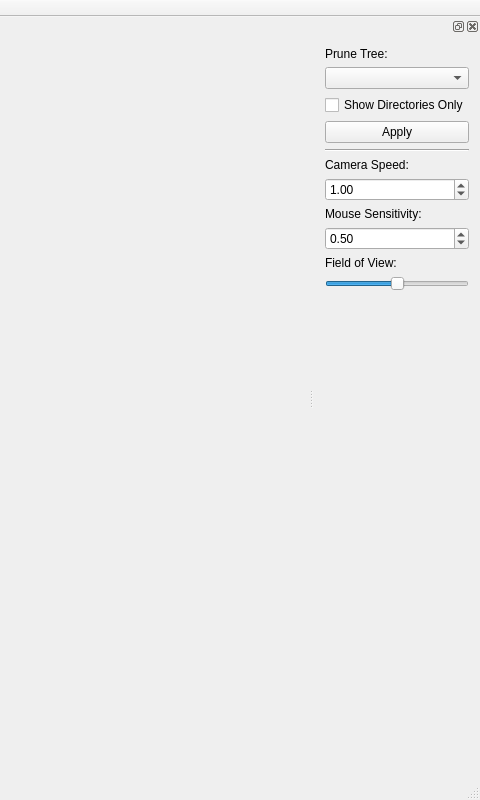
Old version of the form mainwindow.ui in the repository TimSevereijns/D-Viz; both pictures show x 720 to 1200 and y 0 to 800 of the 1200 by 800 pixel window.
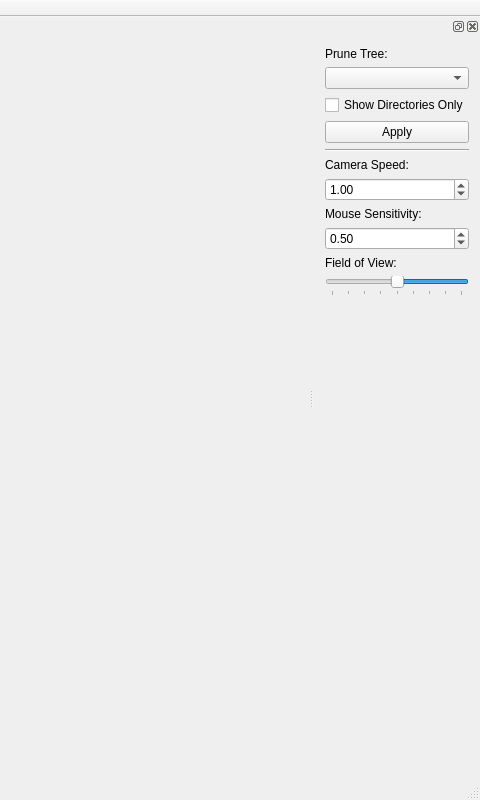
New version of the form.

Commit message:
UI > Sidebar & Size Pruning
+ Almost done implementing the ability to show only those files and
directories that are larger than the user-selected minimum size (in
bytes).

Patch:
```diff
--- a/mainwindow.ui
+++ b/mainwindow.ui
@@ -68,7 +68,7 @@
    <property name="minimumSize">
     <size>
      <width>150</width>
-     <height>280</height>
+     <height>290</height>
     </size>
    </property>
    <attribute name="dockWidgetArea">
@@ -169,6 +169,15 @@
        <property name="orientation">
         <enum>Qt::Horizontal</enum>
        </property>
+       <property name="invertedAppearance">
+        <bool>true</bool>
+       </property>
+       <property name="tickPosition">
+        <enum>QSlider::TicksBelow</enum>
+       </property>
+       <property name="tickInterval">
+        <number>10</number>
+       </property>
       </widget>
      </item>
      <item>
```
The commit also changes 4 other files.
